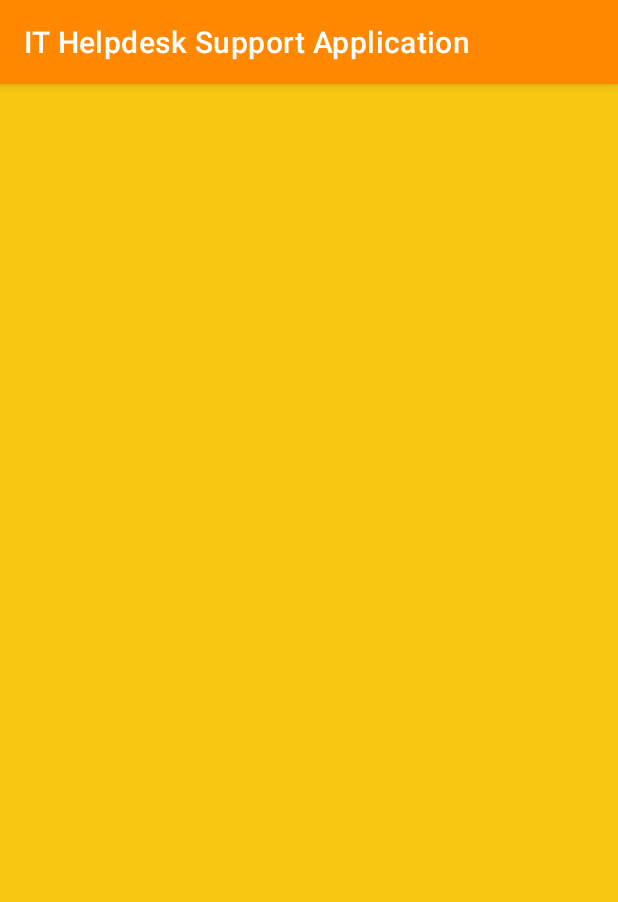
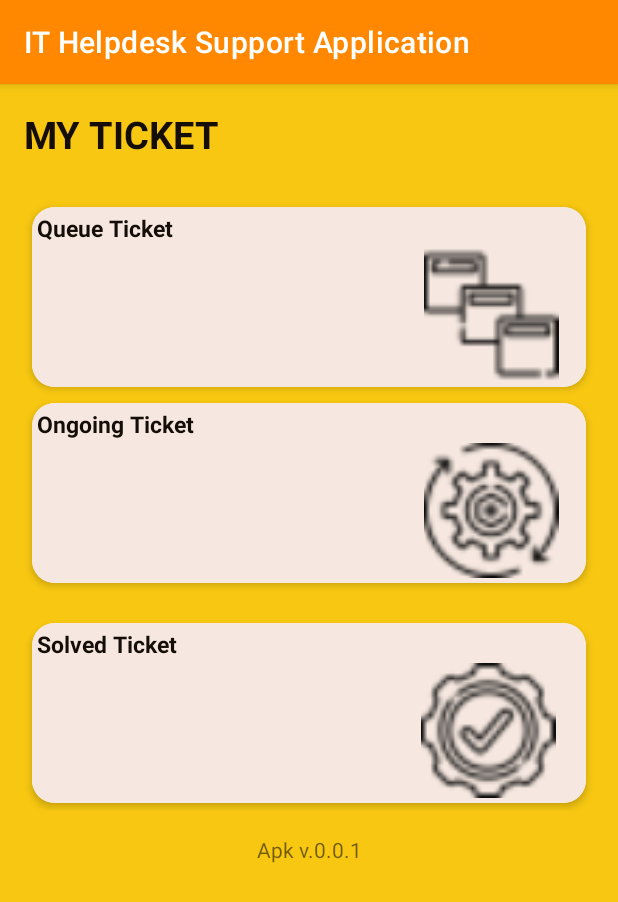
Before and after one commit to abepraya/teamOneProject, an Android app: the MyTicketActivity screen opened directly, with no data from a screen before it, on a phone screen of 412 x 824 dp. Shown: the top 902 px of the screen. Run offline under Robolectric (Android 15) with nearby library versions, the phone set to English and light mode, and no system bars.

Commit message:
Adding My Ticket

```diff
--- a/app/src/main/res/layout/activity_my_ticket.xml
+++ b/app/src/main/res/layout/activity_my_ticket.xml
@@ -1,22 +1,171 @@
 <?xml version="1.0" encoding="utf-8"?>
-<RelativeLayout
+<LinearLayout xmlns:android="http://schemas.android.com/apk/res/android"
+    xmlns:app="http://schemas.android.com/apk/res-auto"
+    xmlns:tools="http://schemas.android.com/tools"
     android:layout_width="match_parent"
     android:layout_height="match_parent"
-    xmlns:android="http://schemas.android.com/apk/res/android"
     android:background="@color/maybank_yellow"
-    android:orientation="vertical">
+    android:orientation="vertical"
+    tools:context=".MainActivity">
 
-    <LinearLayout xmlns:android="http://schemas.android.com/apk/res/android"
-        xmlns:app="http://schemas.android.com/apk/res-auto"
-        xmlns:tools="http://schemas.android.com/tools"
+    <LinearLayout
         android:layout_width="match_parent"
-        android:layout_height="match_parent"
+        android:layout_height="wrap_content"
+        android:layout_margin="16dp"
+        android:orientation="vertical">
+
+        <LinearLayout
+            android:layout_width="wrap_content"
+            android:layout_height="wrap_content"
+            android:orientation="horizontal">
+
+            <TextView
+                android:layout_width="wrap_content"
+                android:layout_height="wrap_content"
+                android:text="MY TICKET"
+                android:textStyle="bold"
+                android:textColor="@color/maybank_black"
+                android:textSize="25dp" />
+
+        </LinearLayout>
+
+    </LinearLayout>
+
+    <LinearLayout
+        android:layout_width="match_parent"
+        android:layout_height="wrap_content"
+        android:layout_marginLeft="16dp"
+        android:layout_marginTop="10dp"
+        android:layout_marginRight="16dp"
         android:orientation="vertical"
-        tools:context=".ui.Kelas.KelasFragment" >
+        android:weightSum="2">
 
-        <ListView
-            android:id="@+id/list_view_kls"
+        <androidx.cardview.widget.CardView
             android:layout_width="match_parent"
-            android:layout_height="match_parent" />
+            android:layout_height="120dp"
+            android:layout_margin="5dp"
+            android:layout_weight="1"
+            android:clickable="true"
+            android:foreground="?android:attr/selectableItemBackground"
+            app:cardCornerRadius="15dp"
+            app:cardElevation="3dp">
+
+            <RelativeLayout
+                android:layout_width="match_parent"
+                android:layout_height="wrap_content"
+                android:background="@color/maybank_brokenwhite"
+                android:padding="3dp">
+
+                <TextView
+                    android:layout_width="wrap_content"
+                    android:layout_height="wrap_content"
+                    android:text="Queue Ticket"
+                    android:textColor="@color/maybank_black"
+                    android:textSize="15dp"
+                    android:textStyle="bold" />
+
+                <ImageView
+                    android:layout_width="120dp"
+                    android:layout_height="90dp"
+                    android:layout_alignParentRight="true"
+                    android:layout_alignParentBottom="true"
+                    android:src="@drawable/queue_ticket" />
+            </RelativeLayout>
+
+
+        </androidx.cardview.widget.CardView>
+
+        <androidx.cardview.widget.CardView
+            android:layout_width="match_parent"
+            android:layout_height="120dp"
+            android:layout_margin="5dp"
+            android:layout_weight="1"
+            android:clickable="true"
+            android:foreground="?android:attr/selectableItemBackground"
+            app:cardCornerRadius="15dp"
+            app:cardElevation="3dp">
+
+            <RelativeLayout
+                android:layout_width="match_parent"
+                android:layout_height="wrap_content"
+                android:background="@color/maybank_brokenwhite"
+                android:padding="3dp">
+
+                <TextView
+                    android:layout_width="wrap_content"
+                    android:layout_height="wrap_content"
+                    android:text="Ongoing Ticket"
+                    android:textColor="@color/maybank_black"
+                    android:textSize="15dp"
+                    android:textStyle="bold" />
+
+                <ImageView
+                    android:layout_width="120dp"
+                    android:layout_height="90dp"
+                    android:layout_alignParentRight="true"
+                    android:layout_alignParentBottom="true"
+                    android:src="@drawable/ongoing_ticket" />
+            </RelativeLayout>
+
+
+        </androidx.cardview.widget.CardView>
+
     </LinearLayout>
-</RelativeLayout>
+
+    <LinearLayout
+        android:layout_width="match_parent"
+        android:layout_height="wrap_content"
+        android:layout_marginLeft="16dp"
+        android:layout_marginTop="16dp"
+        android:layout_marginRight="16dp"
+        android:orientation="horizontal"
+        android:weightSum="2">
+
+        <androidx.cardview.widget.CardView
+            android:layout_width="match_parent"
+            android:layout_height="120dp"
+            android:layout_margin="5dp"
+            android:layout_weight="1"
+            android:clickable="true"
+            android:foreground="?android:attr/selectableItemBackground"
+            app:cardCornerRadius="15dp"
+            app:cardElevation="3dp">
+
+            <RelativeLayout
+                android:layout_width="match_parent"
+                android:layout_height="wrap_content"
+                android:background="@color/maybank_brokenwhite"
+                android:padding="3dp">
+
+                <TextView
+                    android:layout_width="wrap_content"
+                    android:layout_height="wrap_content"
+                    android:text="Solved Ticket"
+                    android:textColor="@color/maybank_black"
+                    android:textSize="15dp"
+                    android:textStyle="bold" />
+
+                <ImageView
+                    android:layout_width="120dp"
+                    android:layout_height="90dp"
+                    android:layout_alignParentRight="true"
+                    android:layout_alignParentBottom="true"
+                    android:layout_marginRight="2dp"
+                    android:layout_marginBottom="3dp"
+                    android:src="@drawable/solved_ticket" />
+            </RelativeLayout>
+
+
+        </androidx.cardview.widget.CardView>
+
+
+    </LinearLayout>
+    <TextView
+        android:layout_width="match_parent"
+        android:textAlignment="center"
+        android:layout_height="wrap_content"
+        android:layout_margin="16dp"
+        android:text="Apk v.0.0.1"/>
+
+
+</LinearLayout>
```
Also changed, not shown: app/src/main/res/drawable-v24/canceled_ticket.png (added), app/src/main/res/drawable-v24/ongoing_ticket.png (added), app/src/main/res/drawable-v24/queue_ticket.png (added), app/src/main/res/drawable-v24/solved_ticket.png (added).
